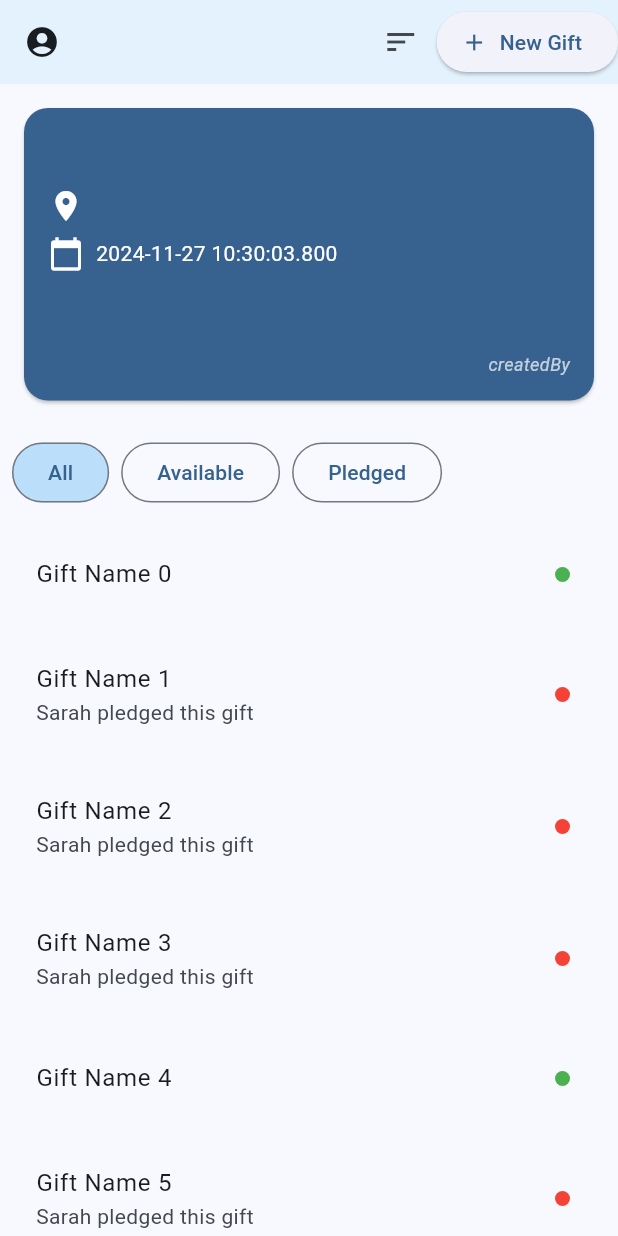
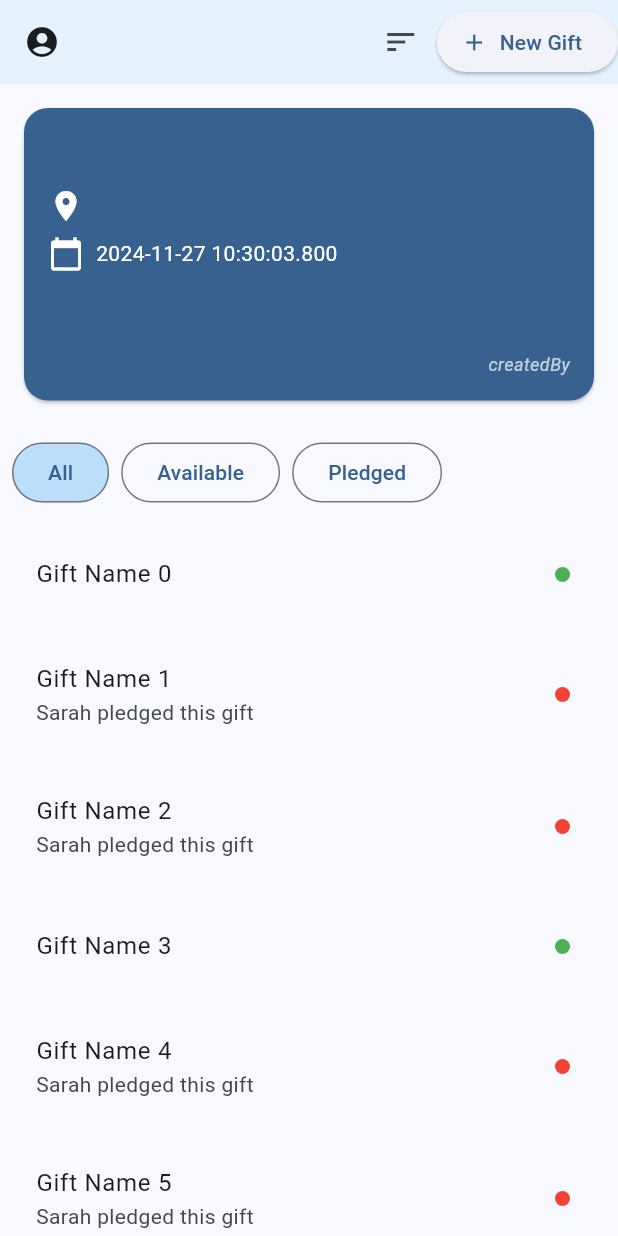
Before and after one commit to AhmedTareek/celebratio, a Flutter app: the EventDetails widget shown alone on an empty page, opened directly with empty values, on a phone screen of 412 x 824 dp. Run offline on Flutter 3.47's test engine with Material 3 defaults, Android fonts, the phone set to English and light mode, and no system bars.

Commit message:
Added sorting and filtering functionality to Gifts in the EventDetails.dart

```diff
--- a/lib/EventDetails.dart
+++ b/lib/EventDetails.dart
@@ -15,9 +15,50 @@ class EventDetails extends StatefulWidget {
 }
 
 class _EventDetailsState extends State<EventDetails> {
+  String selectedFilter = 'All'; // Tracks the current filter
+  List<Map<String, dynamic>> allGifts = []; // Replace with your gifts data
+  List<Map<String, dynamic>> filteredGifts = [];
+  String sortType = "";
 
+  void _filterGifts() {
+    setState(() {
+      if (selectedFilter == 'All') {
+        filteredGifts = allGifts.toList();
+      } else {
+        filteredGifts =
+            allGifts.where((gift) => gift['status'] == selectedFilter).toList();
+      }
+      _sortGifts(); // Apply sorting after filtering
+    });
+    print("All Gifts $allGifts");
+    print("Filtered Gifts $filteredGifts");
+  }
 
+  void _sortGifts() {
+    setState(() {
+      if (sortType == "Category") {
+        filteredGifts.sort((a, b) => a['category'].compareTo(b['category']));
+      } else if (sortType == "Name") {
+        filteredGifts.sort((a, b) => a['name'].compareTo(b['name']));
+      }
+    });
+  }
 
+  @override
+  void initState() {
+    super.initState();
+    // Example gift data
+    allGifts = List.generate(
+      25,
+      (index) => {
+        "name": "Gift Name $index",
+        "status": index % 3 == 0 ? "Available" : "Pledged",
+        "pledgedBy": index % 3 != 0 ? "Sarah" : null,
+        "category": index % 2 == 0 ? "Electronics" : "Books",
+      },
+    );
+    _filterGifts(); // Initialize the filtered list
+  }
 
   @override
   Widget build(BuildContext context) {
@@ -31,15 +72,54 @@ class _EventDetailsState extends State<EventDetails> {
           description: currentEvent.description,
           createdBy: 'createdBy'),
       filterButtons: [
-        FilterButton(label: 'All'),
-        FilterButton(label: 'Available'),
-        FilterButton(label: 'Pledged'),
+        FilterButton(
+            label: 'All',
+            onPressed: () {
+              setState(() {
+                selectedFilter = 'All';
+                _filterGifts();
+              });
+            }),
+        FilterButton(
+            label: 'Available',
+            onPressed: () {
+              setState(() {
+                selectedFilter = 'Available';
+                _filterGifts();
+              });
+            }),
+        FilterButton(
+            label: 'Pledged',
+            onPressed: () {
+              setState(() {
+                selectedFilter = 'Pledged';
+                _filterGifts();
+              });
+            }),
       ],
       sortOptions: [
-        SortOption(label: 'Name'),
-        SortOption(label: 'category'),
+        SortOption(label: 'Name', onSelected: () {
+          setState(() {
+            sortType = "Name";
+            _filterGifts();
+          });
+        }),
+        SortOption(label: 'category', onSelected: () {
+          setState(() {
+            sortType = "Category";
+            _filterGifts();
+          });
+        }),
       ],
+      onClearSortOptionsSelected: (){
+        setState(() {
+          sortType = "";
+          print(sortType);
+          _filterGifts();
+        });
+      },
       tileBuilder: (context, idx) {
+        final gift = filteredGifts[idx];
         return Padding(
           padding: const EdgeInsets.all(8.0),
           child: ListTile(
@@ -48,7 +128,7 @@ class _EventDetailsState extends State<EventDetails> {
                   MaterialPageRoute(builder: (context) => GiftDetails()));
             },
             onLongPress: () {
-              if (idx % 4 == 0) {
+              if (gift['status'] == 'Available') {
                 showModalBottomSheet(
                   context: context,
                   builder: (BuildContext context) {
@@ -75,22 +155,25 @@ class _EventDetailsState extends State<EventDetails> {
               }
             },
             title: Text(
-              'Gift Name $idx',
+              gift['name'],
             ),
-            subtitle: idx % 4 != 0 ? Text('Sarah pledged this gift') : null,
+            subtitle: gift['pledgedBy'] != null
+                ? Text('${gift['pledgedBy']} pledged this gift')
+                : null,
             trailing: Stack(
               alignment: Alignment.center,
               children: [
                 CircleAvatar(
                   radius: 5,
-                  backgroundColor: idx % 4 == 0 ? Colors.green : Colors.red,
+                  backgroundColor:
+                      gift['status'] == 'Available' ? Colors.green : Colors.red,
                 ),
               ],
             ),
           ),
         );
       },
-      itemCount: 25,
+      itemCount: filteredGifts.length,
       newButton: NewButton(label: 'New Gift', onPressed: () {}),
     );
   }
```
